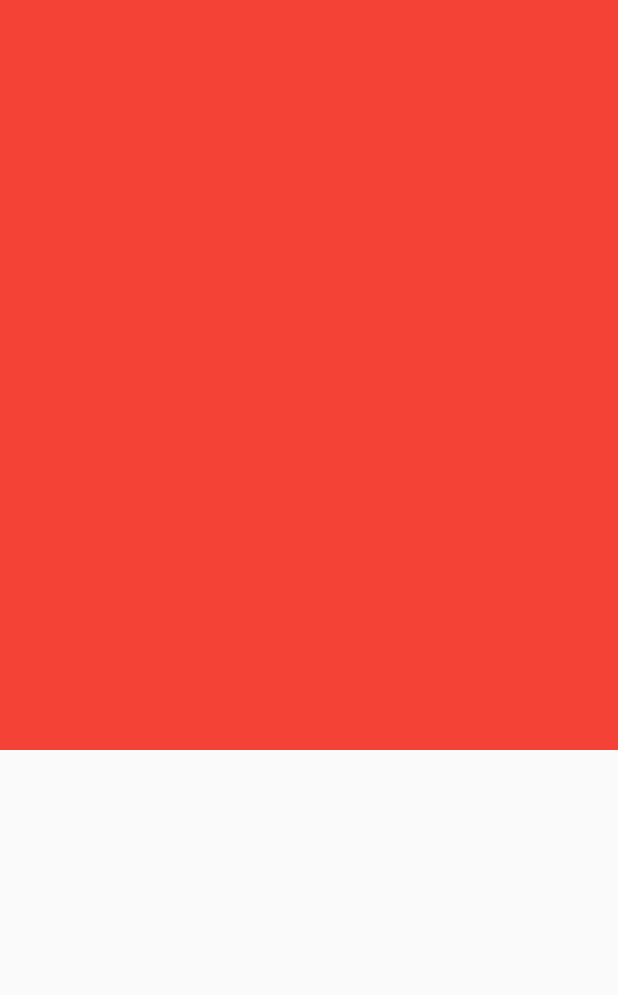
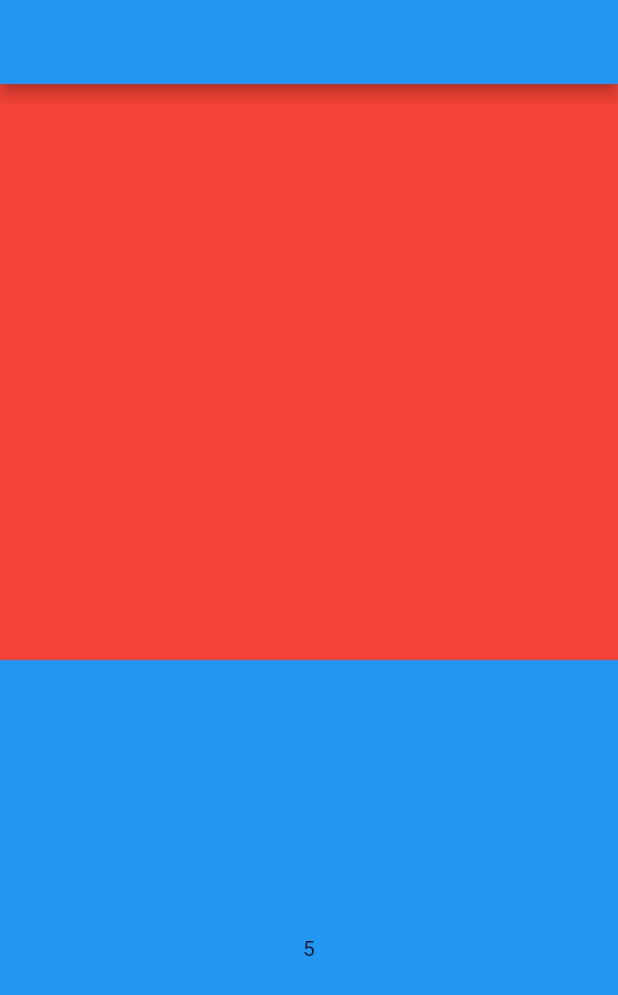
Before and after one commit to jkyoon-dev/flutter_basic, a Flutter app: the screen it shows after launch, on a phone screen of 412 x 824 dp. Shown: the top 995 px of the screen. Run offline on Flutter 3.47's test engine with Material 2 defaults, Android fonts, the phone set to English and light mode, and no system bars.

```diff
--- a/lib/main.dart
+++ b/lib/main.dart
@@ -1,47 +1,85 @@
 import 'package:flutter/material.dart';
 
 void main() {
-  runApp(
-    const MaterialApp(
-      home: HomeWidget(),
+  runApp(MaterialApp(
+    home: Scaffold(
+      appBar: AppBar(),
+      body: body(),
     ),
-  );
+  ));
 }
 
-class HomeWidget extends StatelessWidget {
-  const HomeWidget({super.key});
+class body extends StatelessWidget {
+  const body({super.key});
 
   @override
   Widget build(BuildContext context) {
-    return SafeArea(
-      child: Scaffold(
-        body: ConstraintsWidget(),
+    return Column(
+      children: [
+        ExampleStateless(),
+        ExampleStateful(),
+      ],
+    );
+  }
+}
+
+class ExampleStateless extends StatelessWidget {
+  const ExampleStateless({super.key});
+
+  @override
+  Widget build(BuildContext context) {
+    return Expanded(
+      child: Container(
+        color: Colors.red,
       ),
     );
   }
 }
 
-class ConstraintsWidget extends StatelessWidget {
-  const ConstraintsWidget({super.key});
+class ExampleStateful extends StatefulWidget {
+  const ExampleStateful({super.key});
+
+  @override
+  State<ExampleStateful> createState() => _ExampleStatefulState();
+}
+
+class _ExampleStatefulState extends State<ExampleStateful> {
+  // 모든 변수는 상태객체에 넣어줘야된다.
+  // int index = 0;
+  late int index;
+  late TextEditingController textController;
+  @override
+  void initState() {
+    // 부모까지 적용하려면
+    super.initState();
+    index = 5;
+    textController = TextEditingController();
+  }
+
+  @override
+  void dispose() {
+    super.dispose();
+    textController.dispose();
+  }
 
   @override
   Widget build(BuildContext context) {
-    return Container(
-      height: 500,
-      width: 500,
-      color: Colors.blue,
-      // Align => 많이씀, SingleChildScrollView => overflow
-      child: SingleChildScrollView(
+    return Expanded(
+      child: GestureDetector(
+        onTap: () {
+          setState(() {
+            if (index == 5) {
+              index = 0;
+              return;
+            }
+            index++;
+            print(index);
+          });
+        },
         child: Container(
-          color: Colors.red,
-          height: 300000,
-          width: 300,
-          child: Container(
-            // 제약조건으로 position relative 느낌
-            constraints: BoxConstraints.tight(
-              Size(200, 200),
-            ),
-            margin: EdgeInsets.all(20),
+          color: Colors.blue.withOpacity(index / 5),
+          child: Center(
+            child: Text('$index'),
           ),
         ),
       ),
```
Also changed, not shown: 1 other file.
